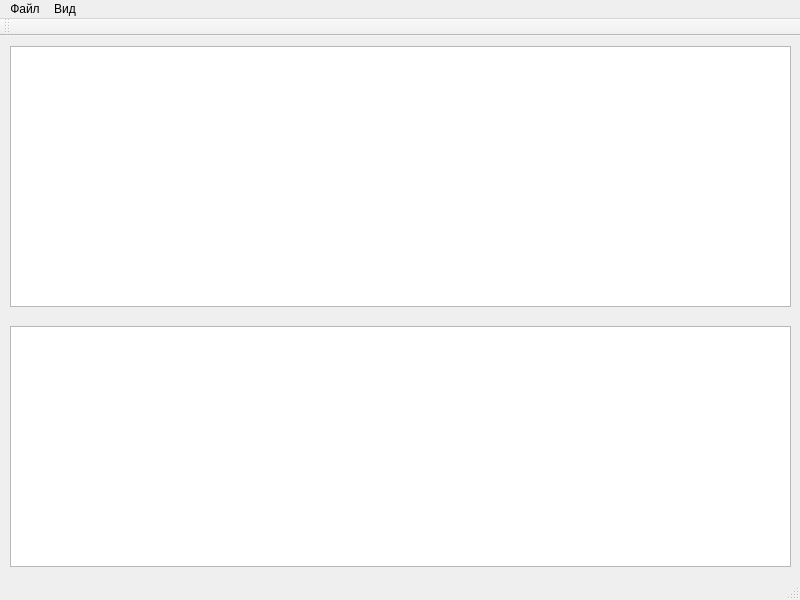
Old version of the form ThreadManager/mainwindow.ui in the repository gusenov/task-manager-qt.
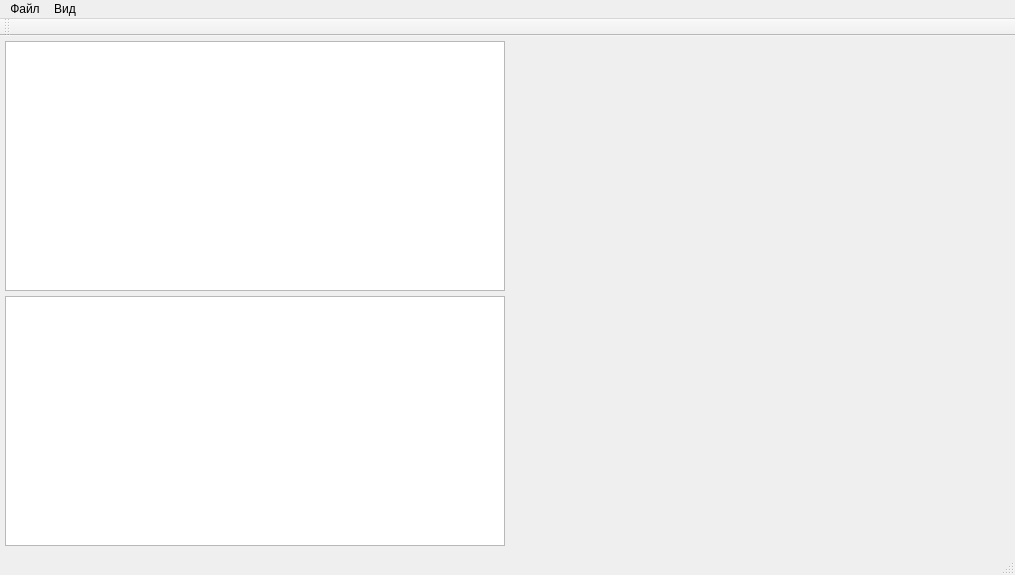
New version of the form.

What changed in the file:
```diff
--- a/ThreadManager/mainwindow.ui
+++ b/ThreadManager/mainwindow.ui
@@ -6,8 +6,8 @@
    <rect>
     <x>0</x>
     <y>0</y>
-    <width>800</width>
-    <height>600</height>
+    <width>1015</width>
+    <height>575</height>
    </rect>
   </property>
   <property name="windowTitle">
@@ -17,20 +17,40 @@
    <widget class="QTableView" name="processesTableView">
     <property name="geometry">
      <rect>
-      <x>10</x>
-      <y>10</y>
-      <width>781</width>
-      <height>261</height>
+      <x>5</x>
+      <y>5</y>
+      <width>500</width>
+      <height>250</height>
      </rect>
     </property>
    </widget>
    <widget class="QTableView" name="threadsTableView">
     <property name="geometry">
      <rect>
-      <x>10</x>
-      <y>290</y>
-      <width>781</width>
-      <height>241</height>
+      <x>5</x>
+      <y>260</y>
+      <width>500</width>
+      <height>250</height>
+     </rect>
+    </property>
+   </widget>
+   <widget class="QWidget" name="processesWidget" native="true">
+    <property name="geometry">
+     <rect>
+      <x>510</x>
+      <y>5</y>
+      <width>500</width>
+      <height>250</height>
+     </rect>
+    </property>
+   </widget>
+   <widget class="QWidget" name="threadsWidget" native="true">
+    <property name="geometry">
+     <rect>
+      <x>510</x>
+      <y>260</y>
+      <width>500</width>
+      <height>250</height>
      </rect>
     </property>
    </widget>
@@ -40,7 +60,7 @@
     <rect>
      <x>0</x>
      <y>0</y>
-     <width>800</width>
+     <width>1015</width>
      <height>21</height>
     </rect>
    </property>
```
